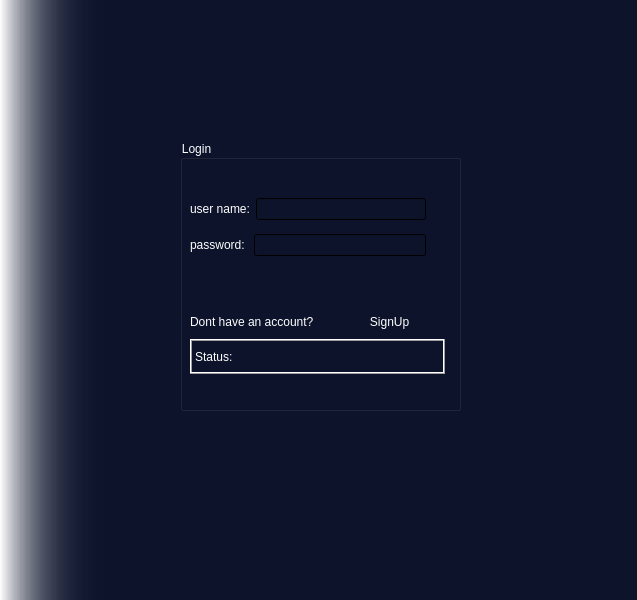
Qt form mainwindow.ui (Burak-Yavas/qt-cpp-project) before a commit.
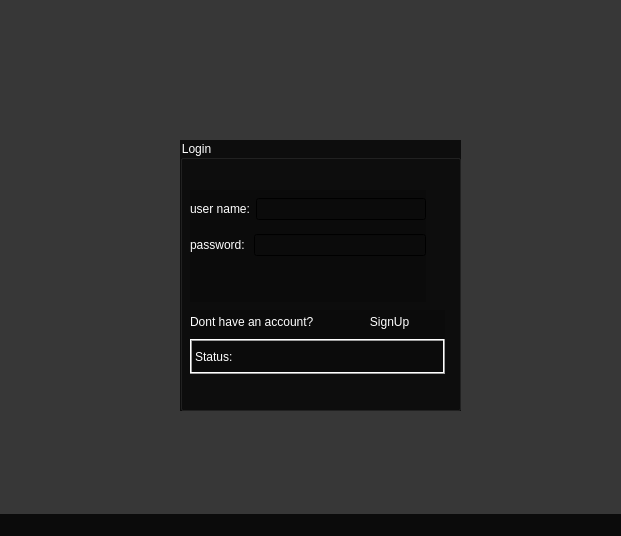
The same form after that commit. Icons and pictures are not drawn.

```diff
--- a/mainwindow.ui
+++ b/mainwindow.ui
@@ -9,10 +9,16 @@
    <rect>
     <x>0</x>
     <y>0</y>
-    <width>637</width>
-    <height>600</height>
+    <width>621</width>
+    <height>536</height>
    </rect>
   </property>
+  <property name="sizePolicy">
+   <sizepolicy hsizetype="Minimum" vsizetype="Minimum">
+    <horstretch>0</horstretch>
+    <verstretch>0</verstretch>
+   </sizepolicy>
+  </property>
   <property name="maximumSize">
    <size>
     <width>16777215</width>
@@ -31,8 +37,8 @@
   <property name="styleSheet">
    <string notr="true">color: rgb(255, 255, 255);
 font: 9pt &quot;Segoe UI&quot;;
-background-color: qlineargradient(spread:reflect, x1:0, y1:0, x2:1, y2:0, stop:0 rgba(255, 255, 255, 0), stop:0.189944 rgba(12, 19, 43, 255));
-</string>
+
+background-color: qlineargradient(spread:reflect, x1:0.095, y1:0.176, x2:0.391, y2:0.471318, stop:1 rgba(11, 11, 11, 248));</string>
   </property>
   <property name="toolButtonStyle">
    <enum>Qt::ToolButtonTextBesideIcon</enum>
@@ -246,8 +252,12 @@
       <height>121</height>
      </rect>
     </property>
+    <property name="autoFillBackground">
+     <bool>false</bool>
+    </property>
     <property name="styleSheet">
-     <string notr="true">image: url(:/resources/img/avatarLogin.png);</string>
+     <string notr="true">image: url(:/resources/img/avatarLogin.png);
+background-color: qlineargradient(spread:reflect, x1:0, y1:0, x2:1, y2:0, stop:1 rgba(0, 0, 0, 0));</string>
     </property>
     <property name="text">
      <string/>
@@ -264,7 +274,8 @@
     </property>
     <property name="styleSheet">
      <string notr="true">font: 8pt &quot;Malgun Gothic&quot;;
-text-decoration: underline;</string>
+text-decoration: underline;
+background-color: qlineargradient(spread:reflect, x1:0, y1:0, x2:1, y2:0, stop:1 rgba(0, 0, 0, 0));</string>
     </property>
     <property name="lineWidth">
      <number>0</number>
@@ -279,6 +290,27 @@
      <set>Qt::NoTextInteraction</set>
     </property>
    </widget>
+   <widget class="QLabel" name="label_13">
+    <property name="geometry">
+     <rect>
+      <x>0</x>
+      <y>-10</y>
+      <width>621</width>
+      <height>531</height>
+     </rect>
+    </property>
+    <property name="styleSheet">
+     <string notr="true">border-image: url(:/resources/img/loginbackground.jpg);
+background-color: qlineargradient(spread:reflect, x1:0.095, y1:0.176, x2:0.586, y2:0.477273, stop:1 rgba(255, 255, 255, 46));</string>
+    </property>
+    <property name="text">
+     <string/>
+    </property>
+   </widget>
+   <zorder>label_13</zorder>
+   <zorder>groupBox</zorder>
+   <zorder>label_pic</zorder>
+   <zorder>currentDateTime</zorder>
   </widget>
   <widget class="QMenuBar" name="menubar">
    <property name="geometry">
```
Left out of the diff: 2 changed lines with no effect on the pictures.
